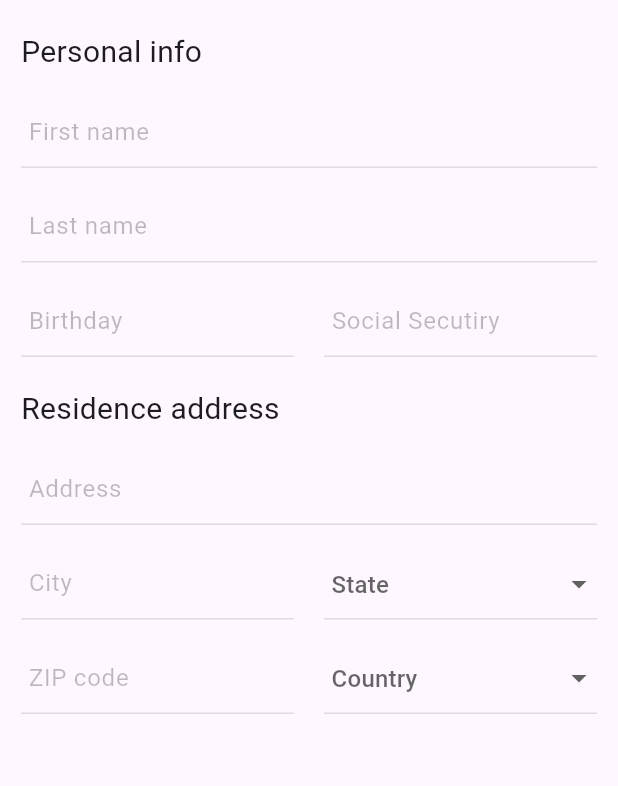
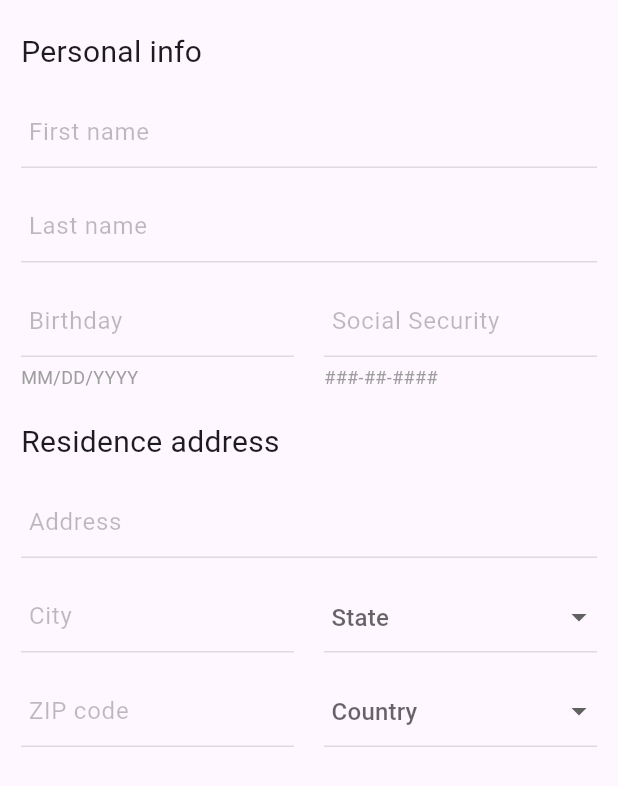
Before and after one commit to raquel-brena/flutter-calculadora-imc, a Flutter app: the FormApp widget shown alone on an empty page, opened directly, on a phone screen of 412 x 824 dp. Shown: the top 786 px of the screen. Run offline on Flutter 3.47's test engine with Material 3 defaults, Android fonts, the light colour scheme and no system bars.

Commit message:
refactor: add text formats

```diff
--- a/lib/calc_imc/components/FormCalc.dart
+++ b/lib/calc_imc/components/FormCalc.dart
@@ -16,7 +16,7 @@ class FormCalc extends StatelessWidget {
       children: [
         const Text(
           "IMC",
-          style: const TextStyle(fontSize: 22, fontWeight: FontWeight.w600),
+          style: TextStyle(fontSize: 22, fontWeight: FontWeight.w600),
         ),
         Container(
           decoration: BoxDecoration(
--- a/lib/form/FormApp.dart
+++ b/lib/form/FormApp.dart
@@ -36,18 +36,39 @@ class FormApp extends StatelessWidget {
                   Row(
                     children: [
                       Expanded(
-                        child: Input(
-                          isPassword: false,
-                          placeholder: 'Birthday',
+                        child: Column(
+                          mainAxisAlignment: MainAxisAlignment.start,
+                          crossAxisAlignment: CrossAxisAlignment.start,
+                          children: [
+                            Input(
+                              isPassword: false,
+                              placeholder: 'Birthday',
+                            ),
+                            SizedBox(height: 5),
+
+                            Text("MM/DD/YYYY", style: TextStyle(color: Colors.grey,  fontSize: 12),)
+                          ],
                         ),
                       ),
                       SizedBox(width: 20),
-                      Expanded(
-                        child: Input(
-                          isPassword: false,
-                          placeholder: 'Social Secutiry',
+                        Expanded(
+                        child: Column(
+                          mainAxisAlignment: MainAxisAlignment.start,
+                          crossAxisAlignment: CrossAxisAlignment.start,
+                          children: [
+                            Input(
+                              isPassword: false,
+                              placeholder: 'Social Security',
+                            ),
+                            SizedBox(height: 5),
+                            Text(
+                              "###-##-####",
+                              style: TextStyle(color: Colors.grey, fontSize: 12),
+                            )
+                          ],
                         ),
                       ),
+
                     ],
                   )
                 ],
```
